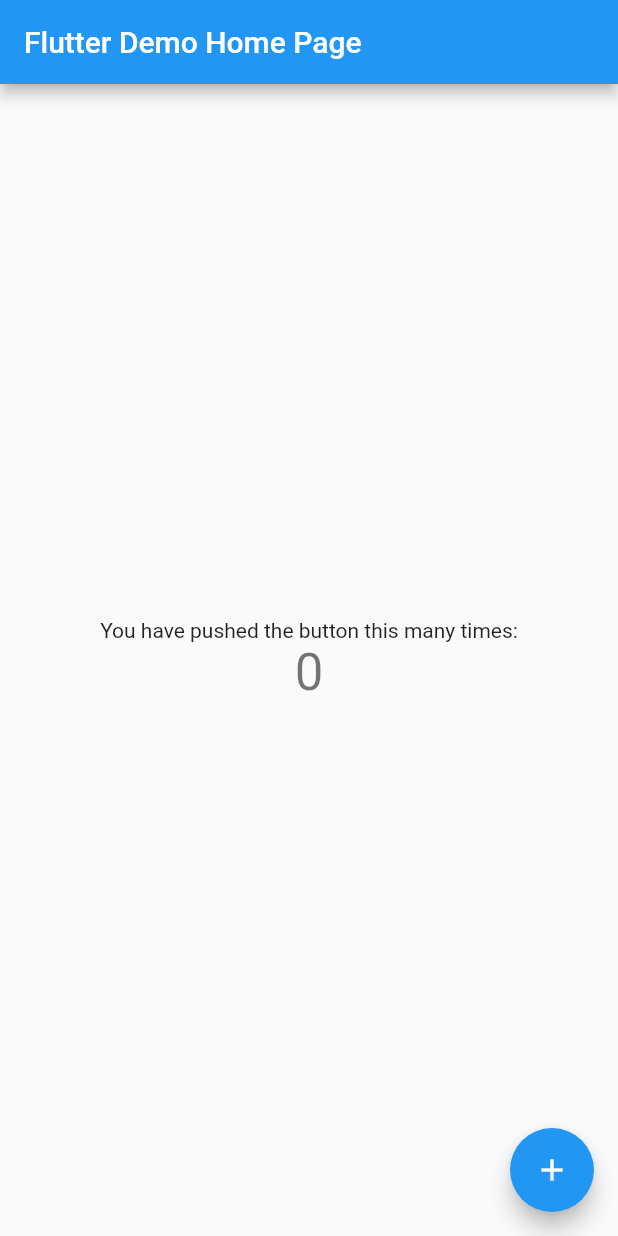
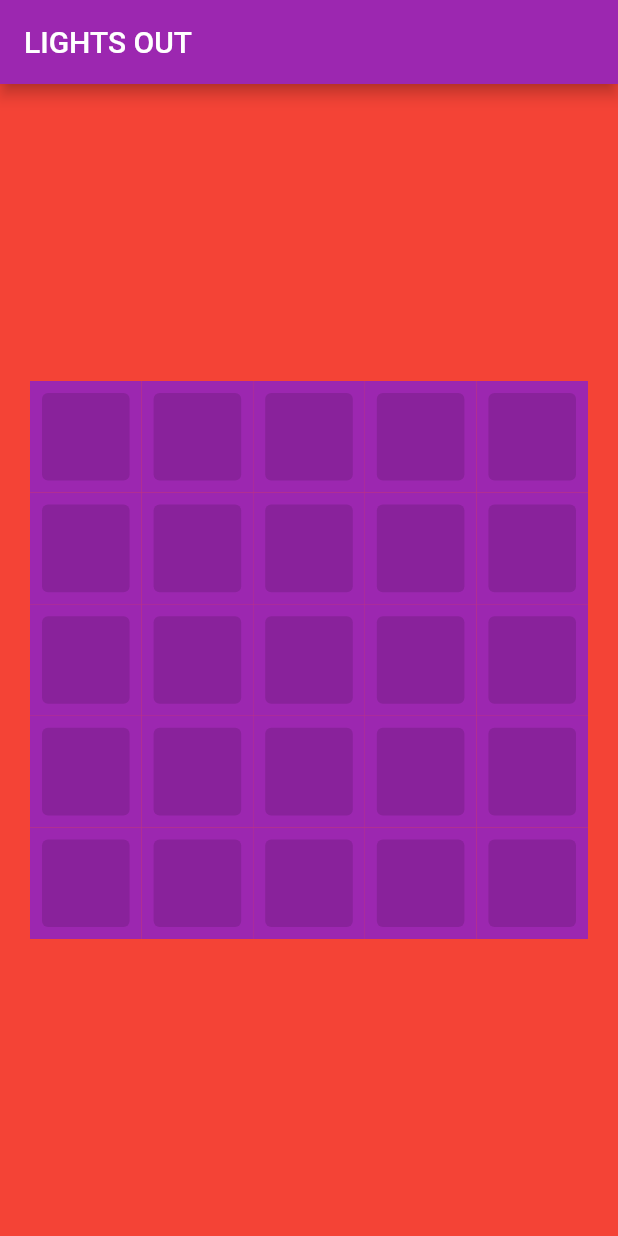
Before and after one commit to murphadonut/lights_out, a Flutter app: the screen it shows after launch, on a phone screen of 412 x 824 dp. Run offline on Flutter 3.47's test engine with Material 2 defaults, Android fonts, the phone set to English and light mode, and no system bars; drawn by our look-alikes of flutter_platform_widgets.

Commit message:
Started on it

```diff
--- a/lib/main.dart
+++ b/lib/main.dart
@@ -1,115 +1,64 @@
+import 'package:flutter/cupertino.dart';
 import 'package:flutter/material.dart';
+import 'package:flutter_platform_widgets/flutter_platform_widgets.dart';
 
 void main() {
-  runApp(const MyApp());
+  runApp(MyApp());
 }
 
 class MyApp extends StatelessWidget {
-  const MyApp({super.key});
+  MyApp({super.key});
 
-  // This widget is the root of your application.
+  final materialThemeData = ThemeData(
+      scaffoldBackgroundColor: Colors.red,
+      appBarTheme: const AppBarTheme(color: Colors.purple),
+      primaryColor: Colors.green,
+      secondaryHeaderColor: Colors.yellow,
+      canvasColor: Colors.orange,
+      backgroundColor: Colors.red,
+      textTheme: const TextTheme().copyWith(bodyLarge: const TextTheme().bodyMedium), colorScheme: ColorScheme.fromSwatch(primarySwatch: Colors.red).copyWith(secondary: Colors.blue));
+
   @override
   Widget build(BuildContext context) {
-    return MaterialApp(
-      title: 'Flutter Demo',
-      theme: ThemeData(
-        // This is the theme of your application.
-        //
-        // Try running your application with "flutter run". You'll see the
-        // application has a blue toolbar. Then, without quitting the app, try
-        // changing the primarySwatch below to Colors.green and then invoke
-        // "hot reload" (press "r" in the console where you ran "flutter run",
-        // or simply save your changes to "hot reload" in a Flutter IDE).
-        // Notice that the counter didn't reset back to zero; the application
-        // is not restarted.
-        primarySwatch: Colors.blue,
-      ),
-      home: const MyHomePage(title: 'Flutter Demo Home Page'),
+    return PlatformApp(
+      home: const HomeScreen(),
+        material:(a,b) => MaterialAppData(theme: materialThemeData)
     );
   }
 }
 
-class MyHomePage extends StatefulWidget {
-  const MyHomePage({super.key, required this.title});
-
-  // This widget is the home page of your application. It is stateful, meaning
-  // that it has a State object (defined below) that contains fields that affect
-  // how it looks.
-
-  // This class is the configuration for the state. It holds the values (in this
-  // case the title) provided by the parent (in this case the App widget) and
-  // used by the build method of the State. Fields in a Widget subclass are
-  // always marked "final".
-
-  final String title;
+class HomeScreen extends StatefulWidget {
+  const HomeScreen({super.key});
 
   @override
-  State<MyHomePage> createState() => _MyHomePageState();
+  State<StatefulWidget> createState() => _HomeScreen();
 }
 
-class _MyHomePageState extends State<MyHomePage> {
-  int _counter = 0;
+class _HomeScreen extends State<HomeScreen> {
+  List<Widget> buttons = <Widget>[];
 
-  void _incrementCounter() {
-    setState(() {
-      // This call to setState tells the Flutter framework that something has
-      // changed in this State, which causes it to rerun the build method below
-      // so that the display can reflect the updated values. If we changed
-      // _counter without calling setState(), then the build method would not be
-      // called again, and so nothing would appear to happen.
-      _counter++;
-    });
+  _HomeScreen() {
+    for (int i = 0; i < 25; i++) {
+      buttons.add(
+          Container(
+            color: Colors.purple,
+              padding: const EdgeInsets.all(8),
+            child: PlatformElevatedButton(
+              child: PlatformText(""),
+            )
+          )
+      );
+    }
   }
 
   @override
   Widget build(BuildContext context) {
-    // This method is rerun every time setState is called, for instance as done
-    // by the _incrementCounter method above.
-    //
-    // The Flutter framework has been optimized to make rerunning build methods
-    // fast, so that you can just rebuild anything that needs updating rather
-    // than having to individually change instances of widgets.
-    return Scaffold(
-      appBar: AppBar(
-        // Here we take the value from the MyHomePage object that was created by
-        // the App.build method, and use it to set our appbar title.
-        title: Text(widget.title),
+    return PlatformScaffold(
+      appBar: PlatformAppBar(
+        title: PlatformText('Lights Out'),
       ),
-      body: Center(
-        // Center is a layout widget. It takes a single child and positions it
-        // in the middle of the parent.
-        child: Column(
-          // Column is also a layout widget. It takes a list of children and
-          // arranges them vertically. By default, it sizes itself to fit its
-          // children horizontally, and tries to be as tall as its parent.
-          //
-          // Invoke "debug painting" (press "p" in the console, choose the
-          // "Toggle Debug Paint" action from the Flutter Inspector in Android
-          // Studio, or the "Toggle Debug Paint" command in Visual Studio Code)
-          // to see the wireframe for each widget.
-          //
-          // Column has various properties to control how it sizes itself and
-          // how it positions its children. Here we use mainAxisAlignment to
-          // center the children vertically; the main axis here is the vertical
-          // axis because Columns are vertical (the cross axis would be
-          // horizontal).
-          mainAxisAlignment: MainAxisAlignment.center,
-          children: <Widget>[
-            const Text(
-              'You have pushed the button this many times:',
-            ),
-            Text(
-              '$_counter',
-              style: Theme.of(context).textTheme.headlineMedium,
-            ),
-          ],
-        ),
-      ),
-      floatingActionButton: FloatingActionButton(
-        onPressed: _incrementCounter,
-        tooltip: 'Increment',
-        child: const Icon(Icons.add),
-      ), // This trailing comma makes auto-formatting nicer for build methods.
-    );
+        body: Center(
+            child: SafeArea(
+                child: GridView.count(shrinkWrap: true, crossAxisCount: 5, padding: const EdgeInsets.all(20), children: buttons))));
   }
 }
--- a/pubspec.yaml
+++ b/pubspec.yaml
@@ -36,6 +36,7 @@ dependencies:
   # The following adds the Cupertino Icons font to your application.
   # Use with the CupertinoIcons class for iOS style icons.
   cupertino_icons: ^1.0.2
+  flutter_platform_widgets: ^2.0.0
 
 dev_dependencies:
   flutter_test:
```
Also changed, not shown: pubspec.lock.
